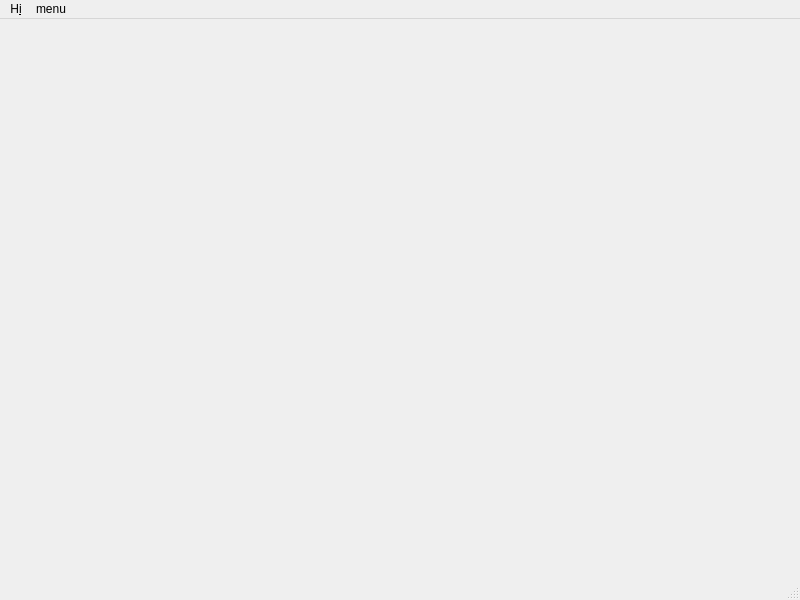
Old version of the form C++/Qt/Task_2/mainwindow.ui in the repository Sakamoto45/Semestr_6.
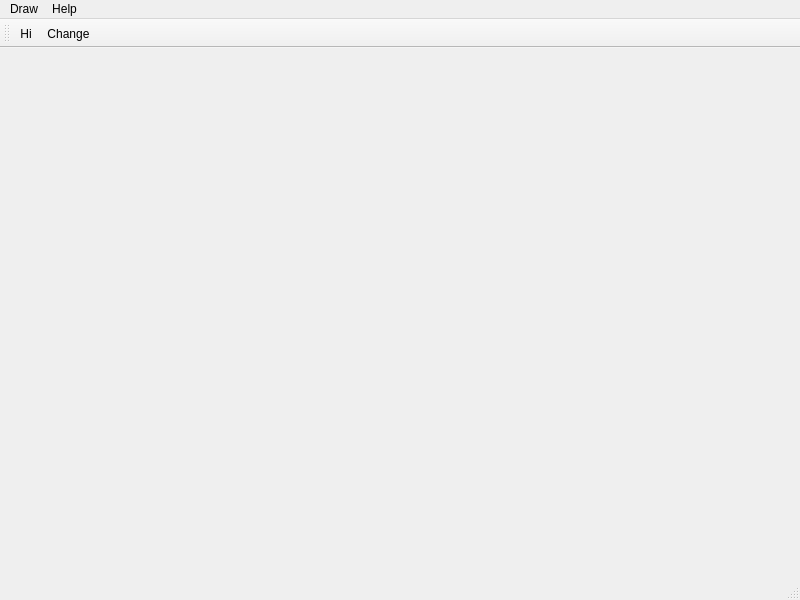
New version of the form. Icons and pictures are not drawn.

Diff of the .ui file:
```diff
--- a/C++/Qt/Task_2/mainwindow.ui
+++ b/C++/Qt/Task_2/mainwindow.ui
@@ -25,22 +25,54 @@
    </property>
    <widget class="QMenu" name="menuH_i">
     <property name="title">
-     <string>H&amp;i</string>
+     <string>Help</string>
     </property>
    </widget>
-   <widget class="QMenu" name="menumenu">
+   <widget class="QMenu" name="menuDraw">
     <property name="title">
-     <string>menu</string>
+     <string>Draw</string>
     </property>
     <addaction name="actionsubmenu"/>
    </widget>
+   <addaction name="menuDraw"/>
    <addaction name="menuH_i"/>
-   <addaction name="menumenu"/>
   </widget>
   <widget class="QStatusBar" name="statusbar"/>
-  <action name="actionsubmenu">
+  <widget class="QToolBar" name="toolBar">
+   <property name="windowTitle">
+    <string>toolBar</string>
+   </property>
+   <attribute name="toolBarArea">
+    <enum>TopToolBarArea</enum>
+   </attribute>
+   <attribute name="toolBarBreak">
+    <bool>false</bool>
+   </attribute>
+   <addaction name="actionH_i"/>
+   <addaction name="actionChange"/>
+  </widget>
+  <action name="actionH_i">
+   <property name="icon">
+    <iconset resource="resource.qrc">
+     <normaloff>:/icons/hi.png</normaloff>:/icons/hi.png</iconset>
+   </property>
    <property name="text">
-    <string>submenu</string>
+    <string>H&amp;i</string>
+   </property>
+   <property name="toolTip">
+    <string>Say hi</string>
+   </property>
+  </action>
+  <action name="actionChange">
+   <property name="icon">
+    <iconset resource="resource.qrc">
+     <normaloff>:/icons/change.png</normaloff>:/icons/change.png</iconset>
+   </property>
+   <property name="text">
+    <string>Change</string>
+   </property>
+   <property name="toolTip">
+    <string>move &quot;Hello&quot;</string>
    </property>
   </action>
  </widget>
```
Left out of the diff: 7 changed lines with no effect on the pictures.
